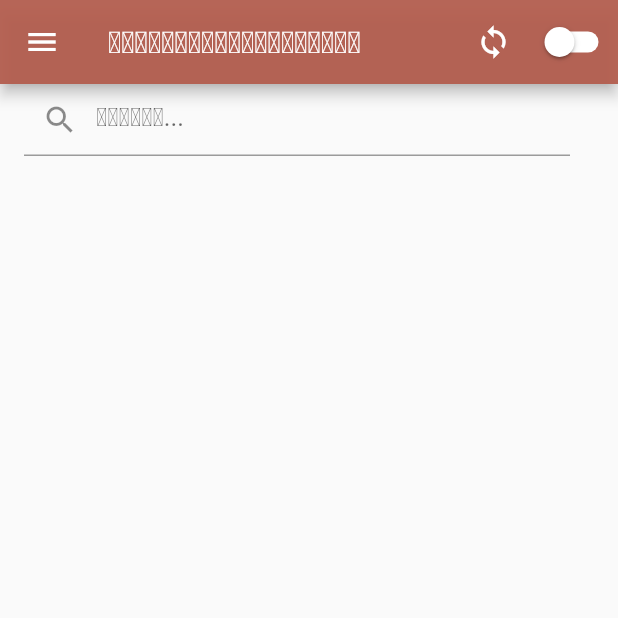
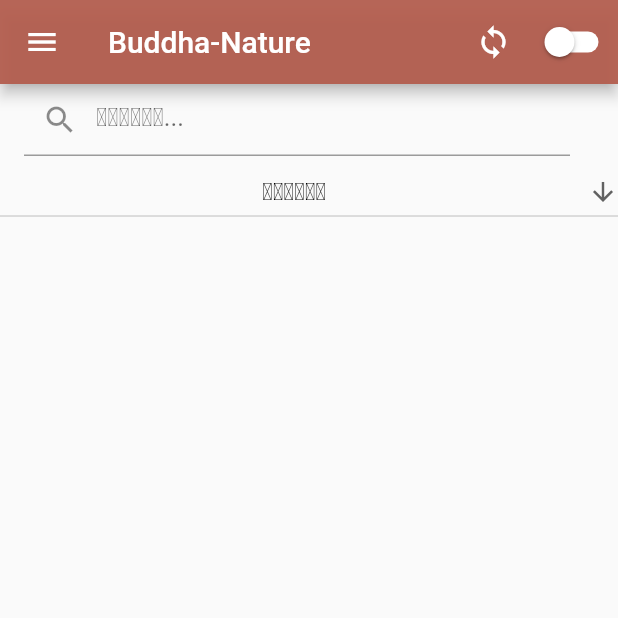
Before and after one commit to SouliyaPPS-7575/buddhaword-app, a Flutter app: the screen it shows after launch, on a phone screen of 412 x 824 dp, the top half of it. Run offline on Flutter 3.47's test engine with Material 2 defaults, Android fonts, the phone set to English and light mode, and no system bars; our stand-ins replace cloud_firestore, connectivity, firebase_core, firebase_database, flutter_form_builder, fluttertoast and 1 more; missing offline and left inert: html_editor_enhanced; accounts and stored records are empty.

```diff
--- a/lib/main.dart
+++ b/lib/main.dart
@@ -41,12 +41,12 @@ class _MyAppState extends State<MyApp> {
         final isDark = box.get('isDark', defaultValue: false);
         return MaterialApp(
           debugShowCheckedModeBanner: false,
-          title: 'ຄຳສອນພຣະພຸດທະເຈົ້າ',
+          title: 'Buddha-Nature',
           theme: ThemeData(
             brightness: isDark ? Brightness.dark : Brightness.light,
             visualDensity: VisualDensity.adaptivePlatformDensity,
           ),
-          home: const HomePage(title: 'ຄຳສອນພຣະພຸດທະເຈົ້າ'),
+          home: const HomePage(title: 'Buddha-Nature'),
         );
       },
     );
@@ -456,7 +456,7 @@ class _NavigationDrawerState extends State<NavigationDrawer> {
                 Navigator.of(context).pushReplacement(
                   MaterialPageRoute(
                     builder: (context) => const HomePage(
-                      title: 'ຄຳສອນພຣະພຸດທະເຈົ້າ',
+                      title: 'Buddha-Nature',
                     ),
                   ),
                 ),
--- a/lib/page/home.dart
+++ b/lib/page/home.dart
@@ -27,6 +27,7 @@ class _HomePageState extends State<HomePage> with TickerProviderStateMixin {
   @override
   void initState() {
     super.initState();
+
     Hive.openBox('settings');
 
     sutraBox = Hive.box<Sutra>("sutra");
@@ -60,10 +61,6 @@ class _HomePageState extends State<HomePage> with TickerProviderStateMixin {
   }
 
   final TextEditingController searchController = TextEditingController();
-  final DropdownMenuItem<String> _defaultCategory = const DropdownMenuItem(
-    value: '',
-    child: Text('ທັງໝົດ'),
-  );
 
   void performSearch(String query) {
     setState(() {
@@ -96,6 +93,11 @@ class _HomePageState extends State<HomePage> with TickerProviderStateMixin {
     });
   }
 
+  final DropdownMenuItem<String> _defaultCategory = const DropdownMenuItem(
+    value: '',
+    child: Text('ທັງໝົດ'),
+  );
+
   List<DropdownMenuItem<String>> _getDropdownItems() {
     final dropdownItems = <DropdownMenuItem<String>>[];
     dropdownItems.add(_defaultCategory);
@@ -106,6 +108,26 @@ class _HomePageState extends State<HomePage> with TickerProviderStateMixin {
       );
     }));
     return dropdownItems;
+  }
+
+  void _onCategorySelected(String value) {
+    setState(() {
+      if (value == '') {
+        _selectedCategory = '';
+      } else {
+        _selectedCategory = value;
+      }
+    });
+  }
+
+  List<Sutra> _getFilteredSutras() {
+    if (_selectedCategory.isEmpty) {
+      return sutraBox.values.toList();
+    } else {
+      return sutraBox.values
+          .where((sutra) => sutra.category == _selectedCategory)
+          .toList();
+    }
   }
 
   @override
@@ -153,9 +175,7 @@ class _HomePageState extends State<HomePage> with TickerProviderStateMixin {
             )
           : null,
       drawer: const NavigationDrawer(),
-      body: InteractiveViewer(
-        boundaryMargin: const EdgeInsets.all(double.maxFinite),
-        child: SafeArea(
+      body: SafeArea(
         child: Column(
           children: [
             Padding(
@@ -259,17 +279,53 @@ class _HomePageState extends State<HomePage> with TickerProviderStateMixin {
                       }),
                     );
                   } else {
-                      return ListView.builder(
-                        itemCount: sutraBox.length,
+                    return Column(
+                      children: [
+                        DropdownButton<String>(
+                          value: _selectedCategory.isEmpty
+                              ? ''
+                              : _selectedCategory,
+                          isExpanded: true,
+                          onChanged: (value) => _onCategorySelected(value!),
+                          icon: const Icon(Icons.arrow_downward),
+                          iconSize: 20,
+                          elevation: 10,
+                          style: Theme.of(context)
+                              .textTheme
+                              .bodyText1!
+                              .copyWith(
+                                fontSize: 16,
+                                color: Theme.of(context).colorScheme.onSurface,
+                              ),
+                          selectedItemBuilder: (BuildContext context) {
+                            return _getDropdownItems().map<Widget>((item) {
+                              return Center(
+                                child: Text(
+                                  item.value == ''
+                                      ? 'ທັງໝົດ'
+                                      : item.value.toString(),
+                                  style: const TextStyle(
+                                    fontSize: 16,
+                                  ),
+                                ),
+                              );
+                            }).toList();
+                          },
+                          items: _getDropdownItems(),
+                        ),
+                        Expanded(
+                          child: ListView.builder(
+                            itemCount: _getFilteredSutras().length,
                             itemBuilder: ((context, index) {
-                          final sutra = sutraBox.getAt(index) as Sutra;
+                              final sutra = _getFilteredSutras()[index];
                               return GestureDetector(
                                 onTap: () => viewDetail(context, index),
                                 child: Card(
                                   child: Padding(
                                     padding: const EdgeInsets.all(8.0),
                                     child: Column(
-                                  crossAxisAlignment: CrossAxisAlignment.start,
+                                      crossAxisAlignment:
+                                          CrossAxisAlignment.start,
                                       children: [
                                         Text(
                                           sutra.title.toString(),
@@ -280,7 +336,8 @@ class _HomePageState extends State<HomePage> with TickerProviderStateMixin {
                                         ),
                                         const SizedBox(height: 8),
                                         Row(
-                                      mainAxisAlignment: MainAxisAlignment.end,
+                                          mainAxisAlignment:
+                                              MainAxisAlignment.end,
                                           children: [
                                             Expanded(
                                               child: Text(
@@ -300,7 +357,52 @@ class _HomePageState extends State<HomePage> with TickerProviderStateMixin {
                                 ),
                               );
                             }),
+                          ),
+                        ),
+                      ],
                     );
+                    // return ListView.builder(
+                    //   itemCount: sutraBox.length,
+                    //   itemBuilder: ((context, index) {
+                    //     final sutra = sutraBox.getAt(index) as Sutra;
+                    //     return GestureDetector(
+                    //       onTap: () => viewDetail(context, index),
+                    //       child: Card(
+                    //         child: Padding(
+                    //           padding: const EdgeInsets.all(8.0),
+                    //           child: Column(
+                    //             crossAxisAlignment: CrossAxisAlignment.start,
+                    //             children: [
+                    //               Text(
+                    //                 sutra.title.toString(),
+                    //                 style: const TextStyle(
+                    //                   fontSize: 20,
+                    //                   fontWeight: FontWeight.bold,
+                    //                 ),
+                    //               ),
+                    //               const SizedBox(height: 8),
+                    //               Row(
+                    //                 mainAxisAlignment: MainAxisAlignment.end,
+                    //                 children: [
+                    //                   Expanded(
+                    //                     child: Text(
+                    //                       sutra.category.toString(),
+                    //                       style: const TextStyle(
+                    //                         fontSize: 16,
+                    //                         color: Colors.grey,
+                    //                       ),
+                    //                       textAlign: TextAlign.right,
+                    //                     ),
+                    //                   ),
+                    //                 ],
+                    //               ),
+                    //             ],
+                    //           ),
+                    //         ),
+                    //       ),
+                    //     );
+                    //   }),
+                    // );
                   }
                 },
               ),
@@ -308,7 +410,6 @@ class _HomePageState extends State<HomePage> with TickerProviderStateMixin {
           ],
         ),
       ),
-      ),
     );
   }
 }
```
Lines whose indentation alone changed are shown as unchanged.
